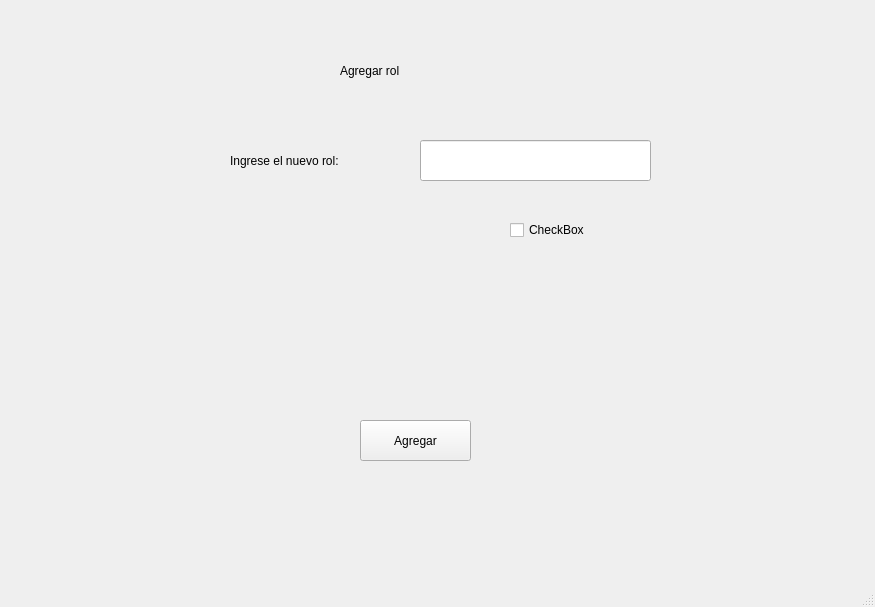
alejandra057/App_Medica_Progra3, file App_Medica/mainwindow.ui: the form before one commit.
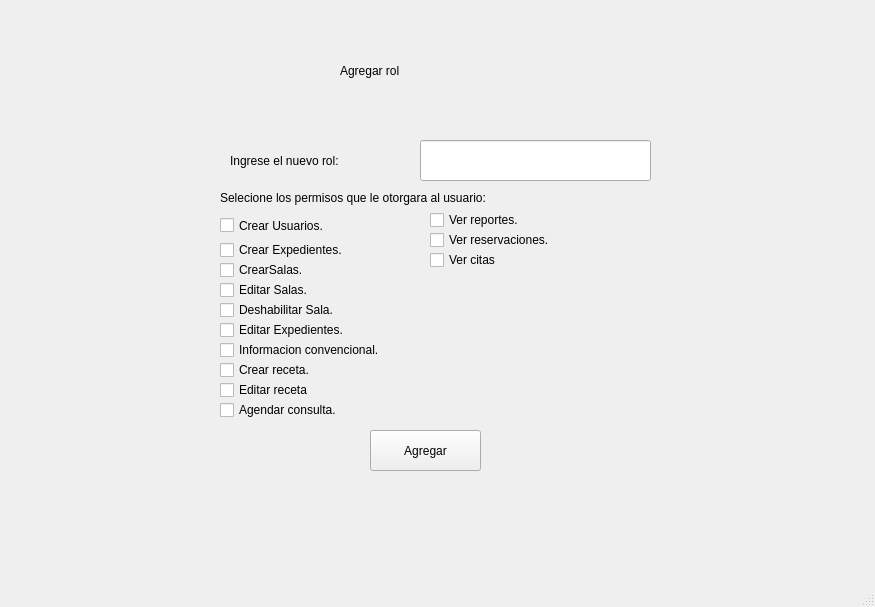
The form after the commit. The open tabs and pages were chosen to show the change.

What changed in the file:
```diff
--- a/App_Medica/mainwindow.ui
+++ b/App_Medica/mainwindow.ui
@@ -4164,8 +4164,8 @@
      <widget class="QPushButton" name="pushButton_80">
       <property name="geometry">
        <rect>
-        <x>380</x>
-        <y>420</y>
+        <x>390</x>
+        <y>430</y>
         <width>111</width>
         <height>41</height>
        </rect>
@@ -4177,14 +4177,183 @@
      <widget class="QCheckBox" name="checkBox">
       <property name="geometry">
        <rect>
-        <x>530</x>
-        <y>220</y>
+        <x>240</x>
+        <y>210</y>
         <width>171</width>
+        <height>31</height>
+       </rect>
+      </property>
+      <property name="text">
+       <string>Crear Usuarios.</string>
+      </property>
+     </widget>
+     <widget class="QLabel" name="label_118">
+      <property name="geometry">
+       <rect>
+        <x>240</x>
+        <y>190</y>
+        <width>391</width>
+        <height>16</height>
+       </rect>
+      </property>
+      <property name="text">
+       <string>Selecione los permisos que le otorgara al usuario:</string>
+      </property>
+     </widget>
+     <widget class="QCheckBox" name="crearExpedientes">
+      <property name="geometry">
+       <rect>
+        <x>240</x>
+        <y>240</y>
+        <width>151</width>
         <height>20</height>
        </rect>
       </property>
       <property name="text">
-       <string>CheckBox</string>
+       <string>Crear Expedientes.</string>
+      </property>
+     </widget>
+     <widget class="QCheckBox" name="crearSalas">
+      <property name="geometry">
+       <rect>
+        <x>240</x>
+        <y>260</y>
+        <width>231</width>
+        <height>20</height>
+       </rect>
+      </property>
+      <property name="text">
+       <string>CrearSalas.</string>
+      </property>
+     </widget>
+     <widget class="QCheckBox" name="editSala">
+      <property name="geometry">
+       <rect>
+        <x>240</x>
+        <y>280</y>
+        <width>131</width>
+        <height>20</height>
+       </rect>
+      </property>
+      <property name="text">
+       <string>Editar Salas.</string>
+      </property>
+     </widget>
+     <widget class="QCheckBox" name="DesaSala">
+      <property name="geometry">
+       <rect>
+        <x>240</x>
+        <y>300</y>
+        <width>201</width>
+        <height>20</height>
+       </rect>
+      </property>
+      <property name="text">
+       <string>Deshabilitar Sala.</string>
+      </property>
+     </widget>
+     <widget class="QCheckBox" name="EditExpe">
+      <property name="geometry">
+       <rect>
+        <x>240</x>
+        <y>320</y>
+        <width>181</width>
+        <height>20</height>
+       </rect>
+      </property>
+      <property name="text">
+       <string>Editar Expedientes.</string>
+      </property>
+     </widget>
+     <widget class="QCheckBox" name="convencional">
+      <property name="geometry">
+       <rect>
+        <x>240</x>
+        <y>340</y>
+        <width>181</width>
+        <height>20</height>
+       </rect>
+      </property>
+      <property name="text">
+       <string>Informacion convencional.</string>
+      </property>
+     </widget>
+     <widget class="QCheckBox" name="crearReceta">
+      <property name="geometry">
+       <rect>
+        <x>240</x>
+        <y>360</y>
+        <width>131</width>
+        <height>20</height>
+       </rect>
+      </property>
+      <property name="text">
+       <string>Crear receta.</string>
+      </property>
+     </widget>
+     <widget class="QCheckBox" name="editReceta">
+      <property name="geometry">
+       <rect>
+        <x>240</x>
+        <y>380</y>
+        <width>171</width>
+        <height>20</height>
+       </rect>
+      </property>
+      <property name="text">
+       <string>Editar receta</string>
+      </property>
+     </widget>
+     <widget class="QCheckBox" name="AgeCita">
+      <property name="geometry">
+       <rect>
+        <x>240</x>
+        <y>400</y>
+        <width>181</width>
+        <height>20</height>
+       </rect>
+      </property>
+      <property name="text">
+       <string>Agendar consulta.</string>
+      </property>
+     </widget>
+     <widget class="QCheckBox" name="VerRepo">
+      <property name="geometry">
+       <rect>
+        <x>450</x>
+        <y>210</y>
+        <width>141</width>
+        <height>20</height>
+       </rect>
+      </property>
+      <property name="text">
+       <string>Ver reportes.</string>
+      </property>
+     </widget>
+     <widget class="QCheckBox" name="VerReservas">
+      <property name="geometry">
+       <rect>
+        <x>450</x>
+        <y>230</y>
+        <width>191</width>
+        <height>20</height>
+       </rect>
+      </property>
+      <property name="text">
+       <string>Ver reservaciones.</string>
+      </property>
+     </widget>
+     <widget class="QCheckBox" name="verCitas">
+      <property name="geometry">
+       <rect>
+        <x>450</x>
+        <y>250</y>
+        <width>85</width>
+        <height>20</height>
+       </rect>
+      </property>
+      <property name="text">
+       <string>Ver citas</string>
       </property>
      </widget>
     </widget>
```
Left out of the diff: 16 changed lines with no effect on the pictures.
